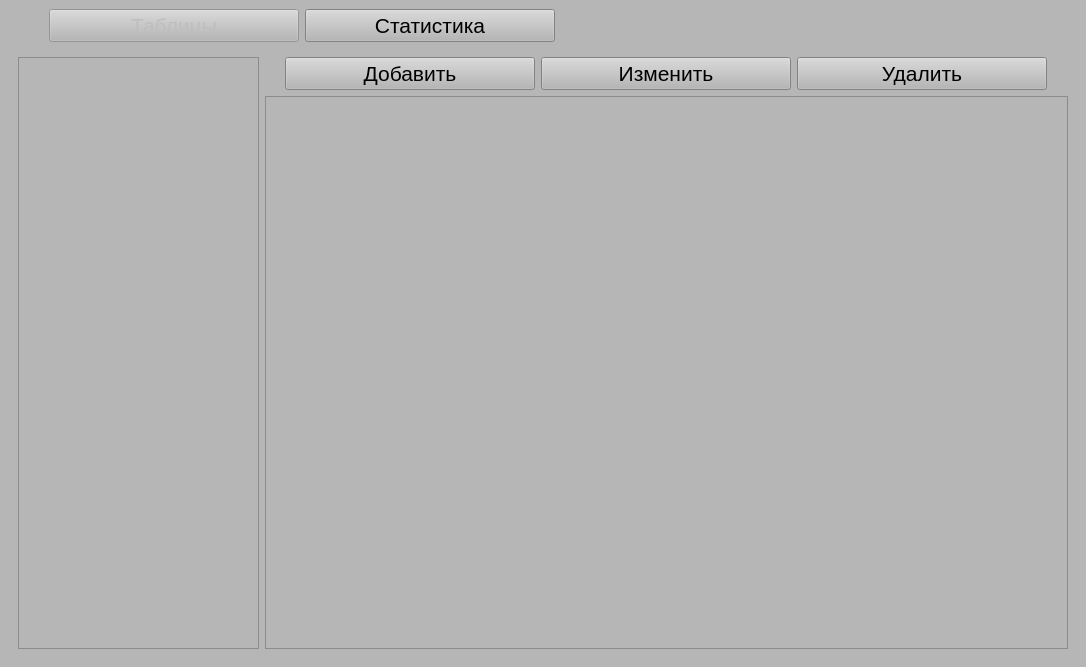
Above: src/client/ui_main.ui from Daottt/PP01 before the change. Below: the same form after it.
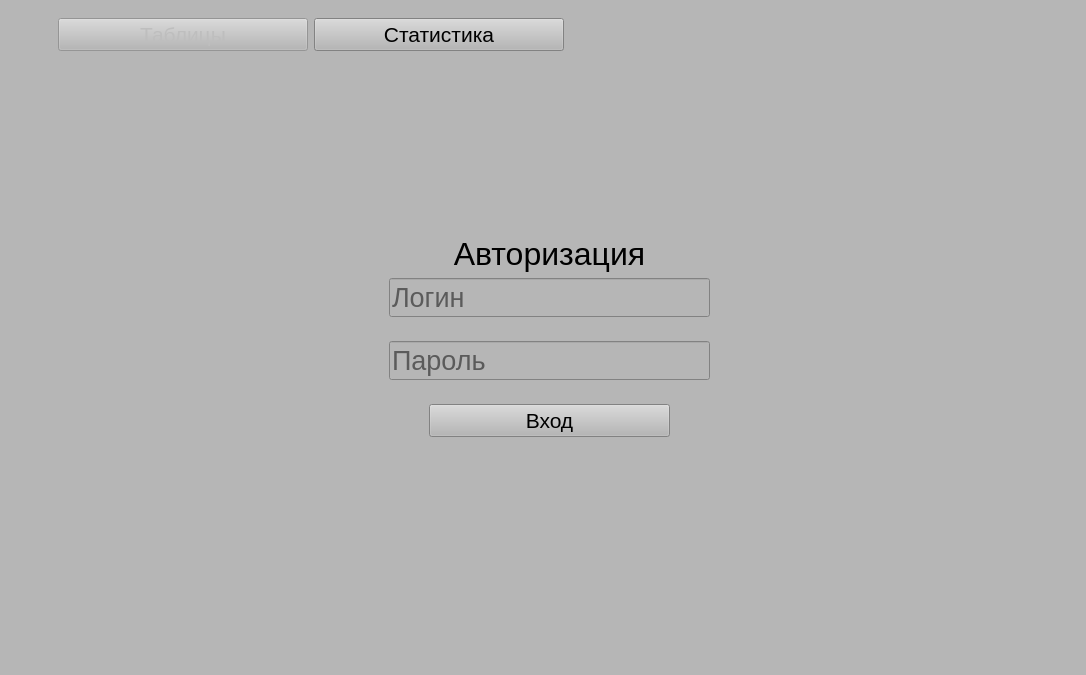
That is the form after the change. The open tabs and pages were chosen to show the change.

```diff
--- a/src/client/ui_main.ui
+++ b/src/client/ui_main.ui
@@ -7,7 +7,7 @@
     <x>0</x>
     <y>0</y>
     <width>1086</width>
-    <height>667</height>
+    <height>675</height>
    </rect>
   </property>
   <property name="font">
@@ -31,7 +31,13 @@
    </property>
    <layout class="QVBoxLayout" name="verticalLayout_2">
     <item>
-     <layout class="QHBoxLayout" name="horizontalLayout_4">
+     <widget class="QWidget" name="navButtons" native="true">
+      <property name="enabled">
+       <bool>true</bool>
+      </property>
+      <layout class="QVBoxLayout" name="verticalLayout_4">
+       <item>
+        <layout class="QHBoxLayout" name="layouy">
       <item>
        <spacer name="horizontalSpacer_3">
         <property name="orientation">
@@ -72,6 +78,9 @@
       </item>
       <item>
        <widget class="QPushButton" name="ShowStats">
+           <property name="enabled">
+            <bool>true</bool>
+           </property>
         <property name="minimumSize">
          <size>
           <width>250</width>
@@ -104,6 +113,9 @@
       </item>
      </layout>
     </item>
+      </layout>
+     </widget>
+    </item>
     <item>
      <widget class="QStackedWidget" name="stackedWidget">
       <property name="enabled">
@@ -166,7 +178,7 @@
              <widget class="QPushButton" name="Add">
               <property name="minimumSize">
                <size>
-                <width>250</width>
+                <width>200</width>
                 <height>0</height>
                </size>
               </property>
@@ -185,7 +197,7 @@
              <widget class="QPushButton" name="Update">
               <property name="minimumSize">
                <size>
-                <width>250</width>
+                <width>200</width>
                 <height>0</height>
                </size>
               </property>
@@ -204,7 +216,7 @@
              <widget class="QPushButton" name="Delete">
               <property name="minimumSize">
                <size>
-                <width>250</width>
+                <width>200</width>
                 <height>0</height>
                </size>
               </property>
@@ -276,54 +288,241 @@
        </layout>
       </widget>
       <widget class="QWidget" name="Stats">
-       <widget class="QPushButton" name="pushButton">
-        <property name="geometry">
-         <rect>
-          <x>450</x>
-          <y>250</y>
-          <width>75</width>
-          <height>24</height>
-         </rect>
-        </property>
+       <property name="styleSheet">
+        <string notr="true">font: 16pt &quot;Arial&quot;;</string>
+       </property>
+       <layout class="QHBoxLayout" name="horizontalLayout_4">
+        <item>
+         <layout class="QVBoxLayout" name="verticalLayout_5">
+          <item>
+           <spacer name="verticalSpacer_5">
+            <property name="orientation">
+             <enum>Qt::Vertical</enum>
+            </property>
+            <property name="sizeType">
+             <enum>QSizePolicy::Fixed</enum>
+            </property>
+            <property name="sizeHint" stdset="0">
+             <size>
+              <width>20</width>
+              <height>40</height>
+             </size>
+            </property>
+           </spacer>
+          </item>
+          <item>
+           <widget class="QLabel" name="AvgCompletionTime">
         <property name="text">
-         <string>STATbl</string>
-        </property>
-       </widget>
-       <widget class="QWidget" name="verticalLayoutWidget">
+             <string>Количество выполненных заявок</string>
+            </property>
+           </widget>
+          </item>
+          <item>
+           <spacer name="verticalSpacer_4">
+            <property name="orientation">
+             <enum>Qt::Vertical</enum>
+            </property>
+            <property name="sizeType">
+             <enum>QSizePolicy::Fixed</enum>
+            </property>
+            <property name="sizeHint" stdset="0">
+             <size>
+              <width>20</width>
+              <height>40</height>
+             </size>
+            </property>
+           </spacer>
+          </item>
+          <item>
+           <widget class="QLabel" name="CompleteSum">
+            <property name="text">
+             <string>Среднее время выполнения заявки</string>
+            </property>
+           </widget>
+          </item>
+          <item>
+           <spacer name="verticalSpacer_3">
+            <property name="orientation">
+             <enum>Qt::Vertical</enum>
+            </property>
+            <property name="sizeType">
+             <enum>QSizePolicy::Fixed</enum>
+            </property>
+            <property name="sizeHint" stdset="0">
+             <size>
+              <width>20</width>
+              <height>40</height>
+             </size>
+            </property>
+           </spacer>
+          </item>
+         </layout>
+        </item>
+        <item>
+         <widget class="QWidget" name="widget" native="true">
+          <property name="maximumSize">
+           <size>
+            <width>600</width>
+            <height>16777215</height>
+           </size>
+          </property>
+          <layout class="QVBoxLayout" name="verticalLayout_7">
+           <item>
+            <widget class="QLabel" name="AvgCompletionTime_2">
+             <property name="text">
+              <string>Типы заболеваний</string>
+             </property>
+            </widget>
+           </item>
+           <item>
+            <widget class="QListWidget" name="DiseaseTypes"/>
+           </item>
+          </layout>
+         </widget>
+        </item>
+       </layout>
+      </widget>
+      <widget class="QWidget" name="login">
+       <widget class="QWidget" name="verticalLayoutWidget_2">
         <property name="geometry">
          <rect>
-          <x>139</x>
-          <y>89</y>
-          <width>281</width>
-          <height>181</height>
+          <x>380</x>
+          <y>170</y>
+          <width>321</width>
+          <height>231</height>
          </rect>
         </property>
-        <layout class="QVBoxLayout" name="dada">
+        <layout class="QVBoxLayout" name="verticalLayout_3">
          <item>
-          <widget class="QLineEdit" name="lineEdit"/>
+          <widget class="QLabel" name="label">
+           <property name="font">
+            <font>
+             <family>Arial</family>
+             <pointsize>24</pointsize>
+            </font>
+           </property>
+           <property name="text">
+            <string>Авторизация</string>
+           </property>
+           <property name="alignment">
+            <set>Qt::AlignCenter</set>
+           </property>
+          </widget>
          </item>
          <item>
-          <widget class="QComboBox" name="comboBox">
+          <widget class="QLineEdit" name="loginText">
+           <property name="font">
+            <font>
+             <family>Arial</family>
+             <pointsize>20</pointsize>
+            </font>
+           </property>
+           <property name="placeholderText">
+            <string>Логин</string>
+           </property>
+          </widget>
+         </item>
            <item>
-            <property name="text">
-             <string>a</string>
-            </property>
+          <spacer name="verticalSpacer_2">
+           <property name="orientation">
+            <enum>Qt::Vertical</enum>
+           </property>
+           <property name="sizeHint" stdset="0">
+            <size>
+             <width>20</width>
+             <height>40</height>
+            </size>
+           </property>
+          </spacer>
            </item>
            <item>
-            <property name="text">
-             <string>b</string>
-            </property>
-           </item>
+          <widget class="QLineEdit" name="passwordText">
+           <property name="font">
+            <font>
+             <family>Arial</family>
+             <pointsize>20</pointsize>
+            </font>
+           </property>
+           <property name="placeholderText">
+            <string>Пароль</string>
+           </property>
+          </widget>
+         </item>
+         <item>
+          <spacer name="verticalSpacer">
+           <property name="orientation">
+            <enum>Qt::Vertical</enum>
+           </property>
+           <property name="sizeHint" stdset="0">
+            <size>
+             <width>20</width>
+             <height>40</height>
+            </size>
+           </property>
+          </spacer>
+         </item>
+         <item>
+          <layout class="QHBoxLayout" name="horizontalLayout_2">
+           <item>
+            <spacer name="horizontalSpacer_5">
+             <property name="orientation">
+              <enum>Qt::Horizontal</enum>
+             </property>
+             <property name="sizeType">
+              <enum>QSizePolicy::Fixed</enum>
+             </property>
+             <property name="sizeHint" stdset="0">
+              <size>
+               <width>40</width>
+               <height>20</height>
+              </size>
+             </property>
+            </spacer>
+           </item>
+           <item>
+            <widget class="QPushButton" name="LoginButton">
+             <property name="font">
+              <font>
+               <family>Arial</family>
+               <pointsize>16</pointsize>
+              </font>
+             </property>
+             <property name="text">
+              <string>Вход</string>
+             </property>
           </widget>
          </item>
          <item>
-          <widget class="QDateEdit" name="dateEdit">
-           <property name="date">
-            <date>
-             <year>2023</year>
-             <month>12</month>
-             <day>8</day>
-            </date>
+            <spacer name="horizontalSpacer_6">
+             <property name="orientation">
+              <enum>Qt::Horizontal</enum>
+             </property>
+             <property name="sizeType">
+              <enum>QSizePolicy::Fixed</enum>
+             </property>
+             <property name="sizeHint" stdset="0">
+              <size>
+               <width>40</width>
+               <height>20</height>
+              </size>
+             </property>
+            </spacer>
+           </item>
+          </layout>
+         </item>
+         <item>
+          <widget class="QLabel" name="loginInfo">
+           <property name="font">
+            <font>
+             <family>Arial</family>
+             <pointsize>16</pointsize>
+            </font>
+           </property>
+           <property name="text">
+            <string/>
+           </property>
+           <property name="alignment">
+            <set>Qt::AlignCenter</set>
            </property>
           </widget>
          </item>
```
Left out of the diff: 13 changed lines with no effect on the pictures. Lines whose indentation alone changed are shown as unchanged.
